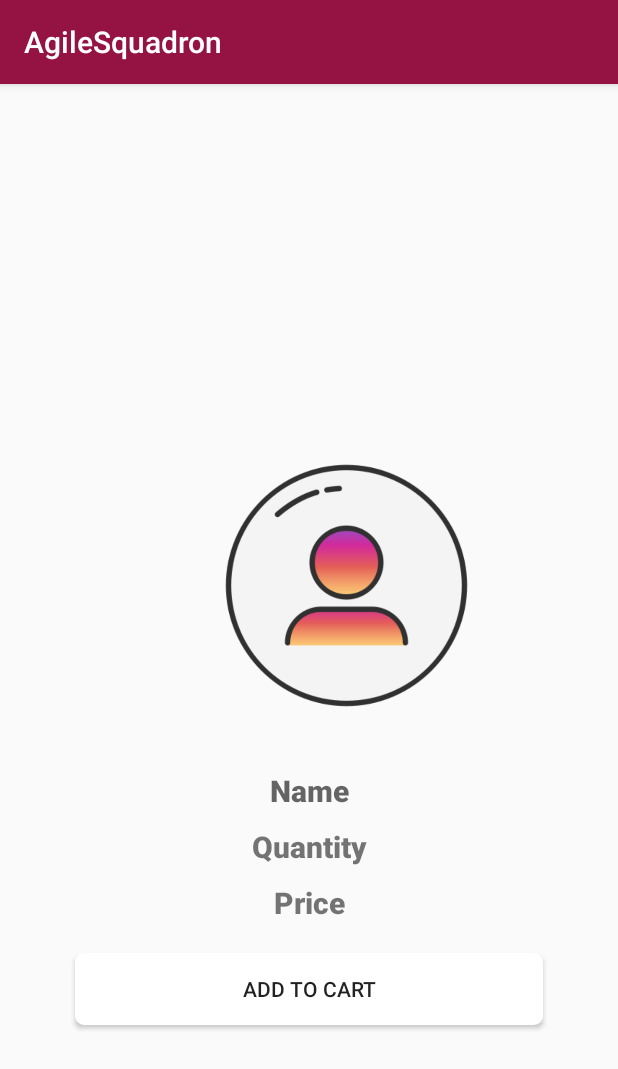
After one commit to Ayushgjl/AgileSquadron, an Android app: the FoodCartActivity screen opened directly, with no data from a screen before it, on a phone screen of 412 x 824 dp. The commit adds this screen. Shown: the top 1069 px of the screen. Run offline under Robolectric (Android 15) with nearby library versions, the phone set to English and light mode, and no system bars.

Commit message:
add to cart for food items

```diff
--- /dev/null
+++ b/app/src/main/java/com/example/agilesquadron/api/MyCartApi.java
@@ -0,0 +1,22 @@
+package com.example.agilesquadron.api;
+
+import com.example.agilesquadron.model.Cart;
+
+import java.util.List;
+
+import retrofit2.Call;
+import retrofit2.http.Body;
+import retrofit2.http.GET;
+import retrofit2.http.Header;
+import retrofit2.http.POST;
+
+public interface MyCartApi {
+    @GET("mycart")
+    Call<List<Cart>> getMyCart();
+
+    @GET("mycart")
+    Call<Cart> getImage(@Header("Authorization") String id);
+
+    @POST("mycart")
+    Call<Void> addtoitem (@Body Cart cart);
+}
--- /dev/null
+++ b/app/src/main/java/com/example/agilesquadron/ui/FoodCartActivity.java
@@ -0,0 +1,108 @@
+package com.example.agilesquadron.ui;
+
+import androidx.appcompat.app.AlertDialog;
+import androidx.appcompat.app.AppCompatActivity;
+
+import android.content.DialogInterface;
+import android.graphics.BitmapFactory;
+import android.os.Bundle;
+import android.view.View;
+import android.widget.Button;
+import android.widget.ImageView;
+import android.widget.TextView;
+import android.widget.Toast;
+
+import com.example.agilesquadron.R;
+import com.example.agilesquadron.api.MyCartApi;
+import com.example.agilesquadron.model.Cart;
+import com.example.agilesquadron.ui.url.Url;
+
+import java.io.InputStream;
+import java.net.URL;
+
+import retrofit2.Call;
+import retrofit2.Callback;
+import retrofit2.Response;
+
+public class FoodCartActivity extends AppCompatActivity {
+
+    ImageView AddFood;
+    TextView tvFood,tvAddQuantity,tvAddPrice;
+    Button btnAddFood;
+    @Override
+    protected void onCreate(Bundle savedInstanceState) {
+        super.onCreate(savedInstanceState);
+        setContentView(R.layout.activity_food_cart);
+
+        AddFood=findViewById(R.id.AddFood);
+        tvFood=findViewById(R.id.tvFood);
+        tvAddQuantity=findViewById(R.id.tvAddQuantity);
+        tvAddPrice=findViewById(R.id.tvAddPrice);
+        btnAddFood=findViewById(R.id.btnAddFood);
+
+        Bundle bundle=getIntent().getExtras();
+        if(bundle != null){
+            String imagename=bundle.getString("image");
+            final String imgPath="http://10.0.2.2:3001/uploads/" + imagename;
+
+            try{
+                URL url = new URL(imgPath);
+                AddFood.setImageBitmap((BitmapFactory.decodeStream((InputStream) url.getContent())));
+            }
+            catch (Exception e){
+                e.printStackTrace();
+            }
+
+            tvFood.setText(bundle.getString("name"));
+            tvAddQuantity.setText(bundle.getString("quantity"));
+            tvAddPrice.setText(bundle.getString("price"));
+        }
+
+        btnAddFood.setOnClickListener(new View.OnClickListener() {
+            @Override
+            public void onClick(View v) {
+                AlertDialog.Builder builder=new AlertDialog.Builder(FoodCartActivity.this);
+                builder.setMessage("Add this to cart?")
+                        .setPositiveButton("Yes", new DialogInterface.OnClickListener() {
+                            @Override
+                            public void onClick(DialogInterface dialog, int which) {
+                                FoodAddToCart();
+                            }
+                        })
+                        .setNegativeButton("Cancel", new DialogInterface.OnClickListener() {
+                            @Override
+                            public void onClick(DialogInterface dialog, int which) {
+                                dialog.cancel();
+                            }
+                        });
+                AlertDialog alertDialog=builder.create();
+                alertDialog.show();
+            }
+        });
+    }
+
+    private void FoodAddToCart(){
+        MyCartApi myCartApi= Url.getInstance().create(MyCartApi.class);
+        String user_name="reshika";
+        String p_name=tvFood.getText().toString();
+        String p_quantity=tvAddQuantity.getText().toString();
+        String p_price=tvAddPrice.getText().toString();
+
+        Cart cart= new Cart(user_name,p_name,p_quantity,p_price);
+
+        Call<Void> voidCall=myCartApi.addtoitem(cart);
+        voidCall.enqueue(new Callback<Void>() {
+            @Override
+            public void onResponse(Call<Void> call, Response<Void> response) {
+                Toast.makeText(FoodCartActivity.this, "Item added to cart", Toast.LENGTH_SHORT).show();
+
+            }
+
+            @Override
+            public void onFailure(Call<Void> call, Throwable t) {
+                Toast.makeText(FoodCartActivity.this, "Item added to cart", Toast.LENGTH_SHORT).show();
+
+            }
+        });
+    }
+}
--- /dev/null
+++ b/app/src/main/res/layout/activity_food_cart.xml
@@ -0,0 +1,69 @@
+<?xml version="1.0" encoding="utf-8"?>
+<RelativeLayout xmlns:android="http://schemas.android.com/apk/res/android"
+    xmlns:app="http://schemas.android.com/apk/res-auto"
+    xmlns:tools="http://schemas.android.com/tools"
+    android:layout_width="match_parent"
+    android:layout_height="match_parent"
+    android:gravity="center"
+    android:orientation="vertical"
+    tools:context=".ui.FoodCartActivity">
+
+    <ImageView
+        android:id="@+id/AddFood"
+        android:layout_width="285dp"
+        android:layout_height="246dp"
+        android:layout_alignParentStart="true"
+        android:layout_alignParentTop="true"
+        android:layout_alignParentEnd="true"
+        android:layout_marginStart="88dp"
+        android:layout_marginTop="71dp"
+        android:layout_marginEnd="38dp"
+        android:src="@drawable/user" />
+
+    <TextView
+        android:id="@+id/tvFood"
+        android:layout_width="match_parent"
+        android:layout_height="wrap_content"
+        android:fontFamily="sans-serif-black"
+        android:hint="Name"
+        android:textSize="20sp"
+        android:layout_below="@+id/AddFood"
+        android:gravity="center"
+        />
+
+    <TextView
+        android:id="@+id/tvAddQuantity"
+        android:layout_marginTop="10dp"
+        android:layout_width="match_parent"
+        android:layout_height="wrap_content"
+        android:fontFamily="sans-serif-black"
+        android:textSize="20sp"
+        android:layout_below="@+id/tvFood"
+        android:gravity="center"
+        android:text="Quantity" />
+
+    <TextView
+        android:id="@+id/tvAddPrice"
+        android:layout_marginTop="10dp"
+        android:layout_width="match_parent"
+        android:layout_height="wrap_content"
+        android:fontFamily="sans-serif-black"
+        android:textSize="20sp"
+        android:layout_below="@+id/tvAddQuantity"
+        android:gravity="center"
+        android:text="Price" />
+
+    <Button
+        android:layout_width="match_parent"
+        android:layout_height="wrap_content"
+        android:id="@+id/btnAddFood"
+        android:text="Add to cart"
+        android:background="@drawable/btn_style"
+        android:layout_marginLeft="50dp"
+        android:layout_marginRight="50dp"
+        android:layout_below="@+id/tvAddPrice"
+        android:layout_marginTop="20dp"/>
+
+
+
+</RelativeLayout>
```
Also changed, not shown: app/src/main/AndroidManifest.xml (+3 -7 lines), app/src/main/java/com/example/agilesquadron/adapter/FoodAdapter.java (+14 -12 lines), app/src/main/java/com/example/agilesquadron/model/Cart.java (added, +47 -0 lines).
